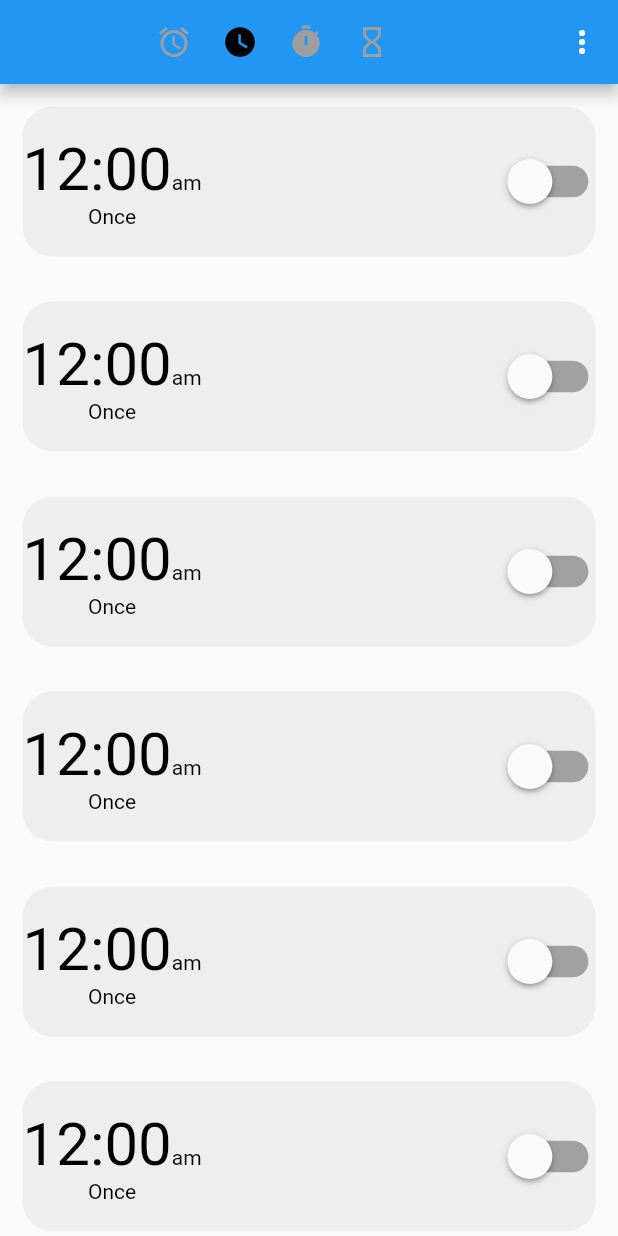
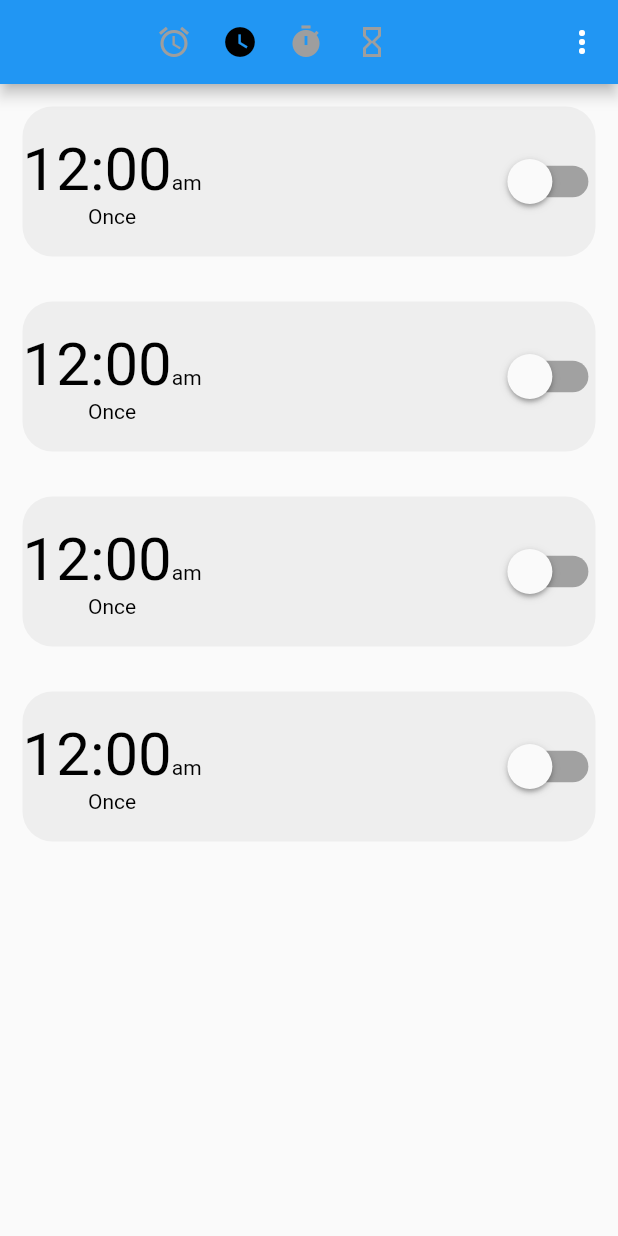
Before and after one commit to 20sw084/Clock, a Flutter app: the screen it shows after launch, after a tap on the "watch later" icon, on a phone screen of 412 x 824 dp. Run offline on Flutter 3.47's test engine with Material 2 defaults, Android fonts, the phone set to English and light mode, and no system bars.

Commit message:
first commit

```diff
--- a/lib/main.dart
+++ b/lib/main.dart
@@ -1,12 +1,12 @@
 import 'package:flutter/material.dart';
-import 'alarm_screen.dart';
+import 'static_screen.dart';
 
 void main() {
   runApp(const Mypp());
 }
 
 class Mypp extends StatelessWidget {
-  const Mypp({Key? key}) : super(key: key);
+  const Mypp({Key key}) : super(key: key);
 
   @override
   Widget build(BuildContext context) {
--- a/lib/alarm_screen.dart
+++ b/lib/static_screen.dart
@@ -2,7 +2,7 @@ import 'package:flutter/material.dart';
 import 'package:untitled/widgets/alarm_card.dart';
 
 class AlarmScreen extends StatefulWidget {
-  const AlarmScreen({Key? key}) : super(key: key);
+  const AlarmScreen({Key key}) : super(key: key);
 
   @override
   State<AlarmScreen> createState() => _AlarmScreenState();
@@ -70,16 +70,43 @@ class _AlarmScreenState extends State<AlarmScreen> {
             ),
           ),
           actions: <Widget>[
-            IconButton(onPressed: (){print("object");}, icon: Icon(Icons.more_vert))
+            IconButton(
+                onPressed: () {
+                  print("object");
+                },
+                icon: Icon(Icons.more_vert))
           ],
         ),
         // backgroundColor: Colors.black,
-        body: ListView.builder(
-          itemCount: 8,
-          itemBuilder: (context, index) {
-            return AlarmCard();
-          },
-        ),
+        body: (whichActionSelected == 1)
+            ? ListView.builder(
+                itemCount: 5,
+                itemBuilder: (context, index) {
+                  return AlarmCard();
+                },
+              )
+            : ((whichActionSelected == 2)
+                ? ListView.builder(
+                    itemCount: 4,
+                    itemBuilder: (context, index) {
+                      return AlarmCard();
+                    },
+                  )
+                : ((whichActionSelected == 3)
+                    ? ListView.builder(
+                        itemCount: 3,
+                        itemBuilder: (context, index) {
+                          return AlarmCard();
+                        },
+                      )
+                    : ((whichActionSelected == 4)
+                        ? ListView.builder(
+                            itemCount: 2,
+                            itemBuilder: (context, index) {
+                              return AlarmCard();
+                            },
+                          )
+                        : null))),
       ),
     );
   }
--- a/lib/widgets/alarm_card.dart
+++ b/lib/widgets/alarm_card.dart
@@ -1,7 +1,7 @@
 import 'package:flutter/material.dart';
 
 class AlarmCard extends StatefulWidget {
-  const AlarmCard({Key? key}) : super(key: key);
+  const AlarmCard({Key key}) : super(key: key);
 
   @override
   State<AlarmCard> createState() => _AlarmCardState();
--- a/pubspec.yaml
+++ b/pubspec.yaml
@@ -19,7 +19,7 @@ publish_to: 'none' # Remove this line if you wish to publish to pub.dev
 version: 1.0.0+1
 
 environment:
-  sdk: '>=2.19.6 <3.0.0'
+  sdk: '>=2.7.0 <3.0.0'
 
 # Dependencies specify other packages that your package needs in order to work.
 # To automatically upgrade your package dependencies to the latest versions
```
Also changed, not shown: pubspec.lock.
